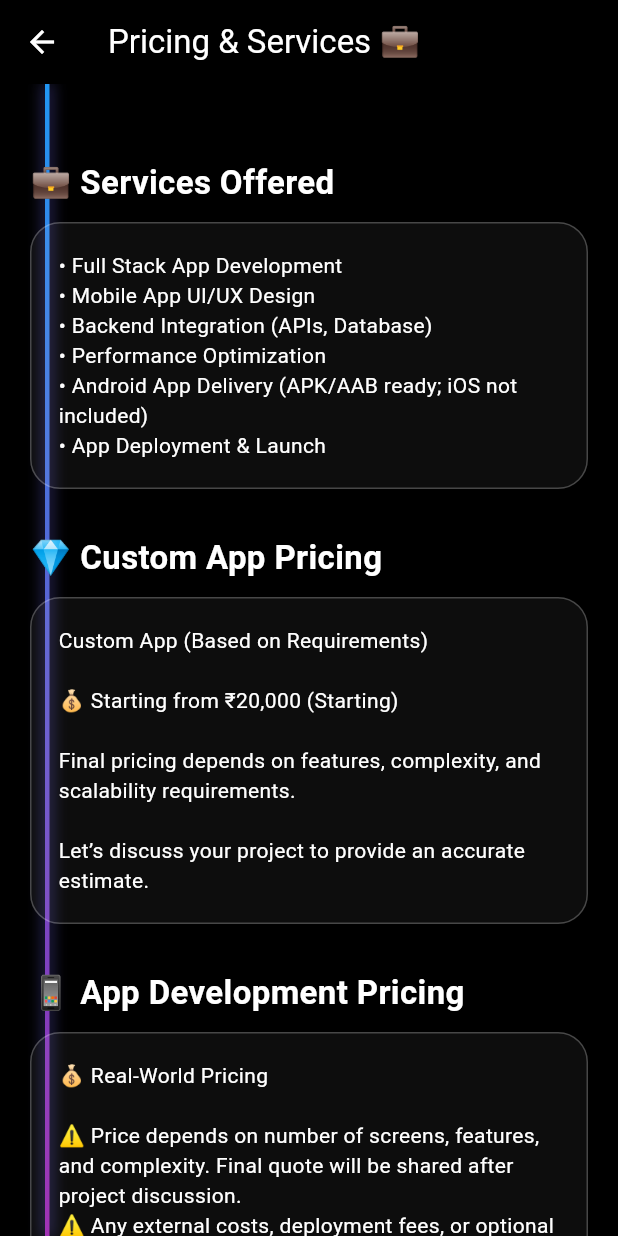
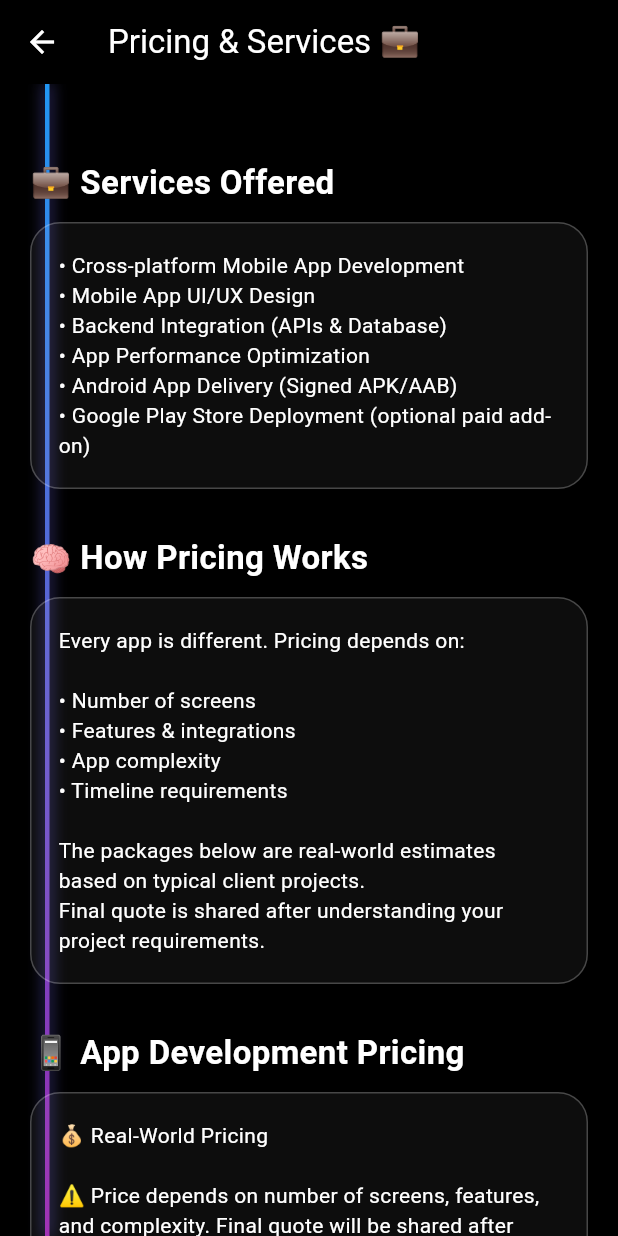
Before and after one commit to sagarborkar0888-wq/sagar-portfolio, a Flutter app: the PricingSection screen opened directly, on a phone screen of 412 x 824 dp. Run offline on Flutter 3.47's test engine with Material 3 defaults, Android fonts, the phone set to English and light mode, and no system bars; our stand-ins replace cached_network_image, visibility_detector.

Commit message:
Update website

```diff
--- a/lib/screens/about_section.dart
+++ b/lib/screens/about_section.dart
@@ -45,16 +45,16 @@ class AboutSection extends StatelessWidget {
                         shape: BoxShape.circle,
                         boxShadow: [
                           BoxShadow(
-                            color: Colors.black.withOpacity(0.4),
+                            color: Colors.black.withOpacity(0.3),
                             blurRadius: 20,
-                            spreadRadius: 2,
-                          )
+                            spreadRadius: 3,
+                          ),
                         ],
                       ),
                       child: const CircleAvatar(
-                        radius: 55,
+                        radius: 60,
                         backgroundImage: AssetImage(
-                          'assets/images/sagar_borkar.jpg',
+                          'assets/images/sagar_borkar_Sg.jpg',
                         ),
                       ),
                     ),
--- a/lib/screens/home_section.dart
+++ b/lib/screens/home_section.dart
@@ -62,7 +62,7 @@ class HomeSection extends StatelessWidget {
                     ),
                   ],
                   image: DecorationImage(
-                    image: AssetImage('assets/images/sagar_borkar.jpg'),
+                    image: AssetImage('assets/images/sagar_borkar_Sg.jpg'),
                     fit: BoxFit.cover,
                   ),
                 ),
@@ -215,13 +215,11 @@ class HomeSection extends StatelessWidget {
                 ),
 
 
-              UiHelper.scrollAnimation(
-                child: _sectionCard(
+               _sectionCard(
                   "🧠 Tech Stack",
                   "Flutter • Dart • Supabase • Cloudinary • REST APIs",
                   Icons.memory,
                 ),
-              ),
 
               _sectionCard(
                   "📊 Stats",
@@ -230,13 +228,12 @@ class HomeSection extends StatelessWidget {
                 ),
 
 
-              UiHelper.scrollAnimation(
-                child: _sectionCard(
+              _sectionCard(
                   "💬 Client Feedback",
                   "“Clean UI & smooth experience. Impressive work!”",
                   Icons.star,
                 ),
-              ),
+
 
               _sectionCard(
                   "📈 Growth",
@@ -484,7 +481,7 @@ class HomeSection extends StatelessWidget {
                 Row(
                   children: [
                     UiHelper.glowAvatarAsset(
-                      imagePath: 'assets/images/sagar_borkar.jpg',
+                      imagePath: 'assets/images/',
                       radius: 18,
                     ),
                     const SizedBox(width: 10),
--- a/lib/screens/pricing_section.dart
+++ b/lib/screens/pricing_section.dart
@@ -28,14 +28,17 @@ class PricingSection extends StatelessWidget {
                 _title("💼 Services Offered"),
                  _section(_services()),
 
-                _title("💎 Custom App Pricing"),
+                _title("🧠 How Pricing Works"),
 
                 _section([
                   const Text(
-                    "Custom App (Based on Requirements)\n\n"
-                        "💰 Starting from ₹20,000 (Starting)\n\n"
-                        "Final pricing depends on features, complexity, and scalability requirements.\n\n"
-                        "Let’s discuss your project to provide an accurate estimate.",
+                    "Every app is different. Pricing depends on:\n\n"
+                        "• Number of screens\n"
+                        "• Features & integrations\n"
+                        "• App complexity\n"
+                        "• Timeline requirements\n\n"
+                        "The packages below are real-world estimates based on typical client projects.\n"
+                        "Final quote is shared after understanding your project requirements.",
                   ),
                 ]),
 
@@ -46,7 +49,7 @@ class PricingSection extends StatelessWidget {
                   const Text(
                     "💰 Real-World Pricing\n\n"
                         "⚠ Price depends on number of screens, features, and complexity. Final quote will be shared after project discussion.\n"
-                          "⚠ Any external costs, deployment fees, or optional features are not included in the base price.\n\n"
+                        "⚠ Any external costs, deployment fees, or optional services are not included in the base price.\n\n"
 
                         "📱 Basic App: ₹10,000 – ₹25,000 (\$120 – \$300)\n"
                         "• Clean UI\n"
@@ -62,16 +65,18 @@ class PricingSection extends StatelessWidget {
                         "• Full-featured app\n"
                         "• Scalable architecture\n"
                         "• Premium UI/UX\n"
-                          "• Advanced App customers usually choose Premium Support for smooth launch\n"
                         "• Screens: 16–30+\n\n"
 
-                          "• ⚠ Note: Android APK/AAB delivery only; iOS app not included in any package.\n"
-                          "• ⚠ Note: Optional Play Store deployment available as extra paid service.\n"
-                          "• ⚠ Note: AI-powered backend features are not included in any package.\n\n"
+                        "⚙ Delivery & Add-ons\n"
+                        "• Android app build (APK/AAB) included in all packages\n"
+                        "• Google Play Store deployment available as a paid add-on service\n"
+                        "• Client provides Play Store developer account for publishing\n"
+                        "• iOS app development is not available currently\n"
+                        "• Ongoing support & maintenance available after delivery\n\n"
 
                         "⚡ Each app is built based on your requirements.\n\n"
 
-                          "⚠ ‘Unlimited’ refers to screens/features within the agreed project scope. Extra requests may require additional fees.\n\n"
+                        "⚠ “Unlimited” refers to screens/features within the agreed project scope. Additional feature requests may require extra fees.\n\n"
 
                         "👉 Final pricing depends on features and scope.\n"
                         "Let’s discuss your idea for an exact estimate.",
@@ -86,7 +91,7 @@ class PricingSection extends StatelessWidget {
                     const Text(
                     "👉 Helps you manage your app easily without technical knowledge.\n\n"
                       "💻 Admin Dashboard (Web Platform)\n"
-                          "₹20,000 – ₹40,000 (\$240 – \$500)\n\n"
+                          "₹25,000 – ₹60,000 (\$300 – \$750)\n\n"
 
                           "Includes:\n"
                           "• Admin login\n"
@@ -123,7 +128,7 @@ class PricingSection extends StatelessWidget {
                 _title("💳 Payment Terms"),
                 UiHelper.scrollAnimation(child: _section(_payment())),
 
-                _title("📊 Tech Stack"),
+                _title("📊 Development Approach"),
                 UiHelper.scrollAnimation(
                   child: _section([
                     const Text(
@@ -139,6 +144,9 @@ class PricingSection extends StatelessWidget {
                     ),
                   ]),
                 ),
+
+                _title("🛠 Tech Stack"),
+                UiHelper.scrollAnimation(child: _section(_techStack())),
 
                 _title("🚫 Not Included"),
                 UiHelper.scrollAnimation(child: _section(_notIncluded())),
@@ -246,12 +254,12 @@ Thank you.
 
   /// 🔥 SERVICES
   List<Widget> _services() => const [
-    Text("• Full Stack App Development"),
+    Text("• Cross-platform Mobile App Development"),
     Text("• Mobile App UI/UX Design"),
-    Text("• Backend Integration (APIs, Database)"),
-    Text("• Performance Optimization"),
-    Text("• Android App Delivery (APK/AAB ready; iOS not included)"),
-    Text("• App Deployment & Launch"),
+    Text("• Backend Integration (APIs & Database)"),
+    Text("• App Performance Optimization"),
+    Text("• Android App Delivery (Signed APK/AAB)"),
+    Text("• Google Play Store Deployment (optional paid add-on)"),
   ];
 
   /// 🔥 PRICING CARD
@@ -291,7 +299,7 @@ Thank you.
     Text("• Modern UI Design"),
     Text("• Responsive Design"),
     Text("• Source Code"),
-    Text("• Bug Free Setup"),
+    Text("• Stable production-ready setup"),
     Text("• Signed APK/AAB ready for client use"),
   ];
 
@@ -300,13 +308,17 @@ Thank you.
     return Column(
       crossAxisAlignment: CrossAxisAlignment.start,
       children: [
-        _row("Feature", "Basic", "Premium"),
-        _row("UI Screens", "2", "Unlimited"),
-        _row("API", "❌", "✅"),
-        _row("Support", "❌", "✅"),
+        _row("Feature", "Basic", "Standard", "Advanced"),
+        _row("UI Screens", "2–5", "6–15", "16+"),
+        _row("UI/UX Quality", "Basic", "Improved", "Premium"),
+        _row("Authentication", "❌", "✅", "✅"),
+        _row("API Integration", "❌", "✅", "✅"),
+        _row("Database", "❌", "✅", "✅"),
+        _row("Architecture", "Basic", "Standard", "Scalable"),
+        _row("Launch Support", "❌", "Limited", "Priority"),
         const SizedBox(height: 10),
         const Text(
-          "⚠ “Unlimited” refers to all screens/features within the agreed project scope."
+          "⚠ “Unlimited” refers to all screens/features within the agreed project scope. "
               "Extra requests beyond scope can be discussed and may require additional fees.",
           style: TextStyle(color: Colors.white70, fontSize: 12),
         ),
@@ -314,58 +326,60 @@ Thank you.
     );
   }
 
-  Widget _row(String a, String b, String c) {
+  Widget _row(String feature, String basic, String standard, String advanced) {
     return Padding(
       padding: const EdgeInsets.symmetric(vertical: 6),
       child: Row(
-        mainAxisAlignment: MainAxisAlignment.spaceBetween,
         children: [
-          Expanded(child: Text(a)),
-          Expanded(child: Text(b, textAlign: TextAlign.center)),
-          Expanded(child: Text(c, textAlign: TextAlign.right)),
+          Expanded(flex: 2, child: Text(feature)),
+          Expanded(child: Text(basic, textAlign: TextAlign.center)),
+          Expanded(child: Text(standard, textAlign: TextAlign.center)),
+          Expanded(child: Text(advanced, textAlign: TextAlign.right)),
         ],
       ),
     );
   }
 
   List<Widget> _delivery() => const [
-    Text("• Basic: 2–4 Days"),
-    Text("• Standard: 5–10 Days"),
-    Text("• Advanced: 10–20 Days"),
+    Text("• Basic: 5–10 Days"),
+    Text("• Standard: 10–18 Days"),
+    Text("• Advanced: 3–5 Weeks"),
     Text("• Delivery time may vary depending on project requirements."),
   ];
 
   List<Widget> _revisions() => const [
-    Text("• Basic: 1 Revision"),
-    Text("• Standard: 2 Revisions"),
-    Text("• Premium: 3–5 Minor Revisions"),
+    Text("• Basic: 1 revision"),
+    Text("• Standard: 2 revisions"),
+    Text("• Advanced: Up to 5 minor design/feature revisions"),
   ];
 
   List<Widget> _support() => const [
-    Text("• Basic: No Support – Just app delivery"),
-    Text("• Standard: 7 Days – Minor bug fixes after launch"),
-    Text("• Premium: 30 Days – Full launch support + minor updates (recommended for Advanced Apps)"),
-    Text("• Optional: Monthly Support – Ongoing updates & maintenance (₹5k–10k/month)"),
+    Text("• Basic: App delivery only"),
+    Text("• Standard: 7 days post-delivery minor bug fixes"),
+    Text("• Advanced: 30 days post-launch support + minor updates"),
+    Text("• Optional: Monthly maintenance plan available"),
   ];
 
   List<Widget> _payment() => const [
-    Text("• 50% Advance"),
-    Text("• UPI / Bank Transfer"),
-    Text("• Payment details will be discussed"),
-    Text("• Payments are non-refundable once development begins"),
+    Text("• 50% advance to start the project"),
+    Text("• Remaining 50% before final delivery"),
+    Text("• UPI / Bank Transfer accepted"),
+    Text("• Milestone payments available for large projects"),
+    Text("• Payments are for the work completed and time reserved for your project"),
   ];
 
   List<Widget> _techStack() => const [
-    Text("• Flutter"),
-    Text("• Firebase"),
-    Text("• REST APIs"),
-    Text("• Cloud Storage"),
+    Text("• Cross-platform mobile app development"),
+    Text("• Backend integration & APIs"),
+    Text("• Cloud database & storage"),
+    Text("• Secure authentication systems"),
+    Text("• Scalable app architecture"),
   ];
 
   List<Widget> _notIncluded() => const [
     Text("⚠ Any external costs, deployment fees, or optional features are not included in the base price.\n"),
     Text("• Play Store Developer Account (required if deploying Android app)"),
-    Text("• App Store / iOS deployment (not included)"),
+    Text("• iOS app build & App Store deployment"),
     Text("• Hosting Costs (if any server is used)"),
     Text("• Third-party APIs or paid services"),
     Text("• AI-powered backend features"),
@@ -373,6 +387,6 @@ Thank you.
 
   List<Widget> _testimonials() => const [
     Text("⭐ Clean UI & smooth performance"),
-    Text("⭐ Professional and reliable developer"),
+    Text("⭐ Professional & reliable development experience"),
   ];
 }
```
Also changed, not shown: 8 other files. Lines whose indentation alone changed are shown as unchanged.
